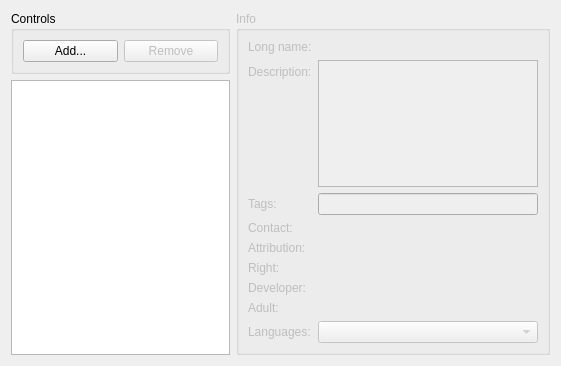
First picture: the form in src/plugins/seekthru/searcherslist.ui, repository 0xd34df00d/leechcraft, before the edit.
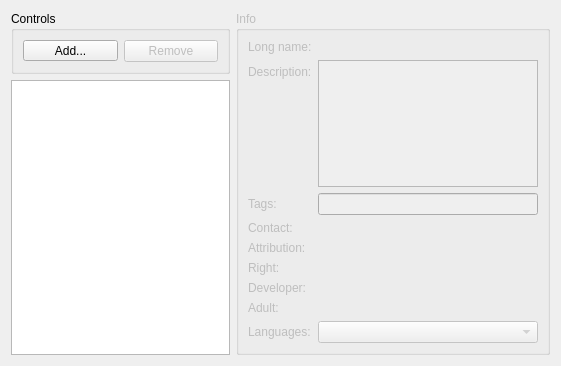
Second picture: the form after the edit. Custom widgets are drawn as their Qt base class.

```diff
--- a/src/plugins/seekthru/searcherslist.ui
+++ b/src/plugins/seekthru/searcherslist.ui
@@ -25,10 +25,19 @@
          </property>
          <layout class="QHBoxLayout" name="horizontalLayout_2">
           <item>
-           <widget class="QPushButton" name="ButtonAdd_">
+           <widget class="QToolButton" name="ButtonAdd_">
+            <property name="sizePolicy">
+             <sizepolicy hsizetype="Minimum" vsizetype="Fixed">
+              <horstretch>0</horstretch>
+              <verstretch>0</verstretch>
+             </sizepolicy>
+            </property>
             <property name="text">
              <string>Add...</string>
             </property>
+            <property name="toolButtonStyle">
+             <enum>Qt::ToolButtonTextBesideIcon</enum>
+            </property>
            </widget>
           </item>
           <item>
```
